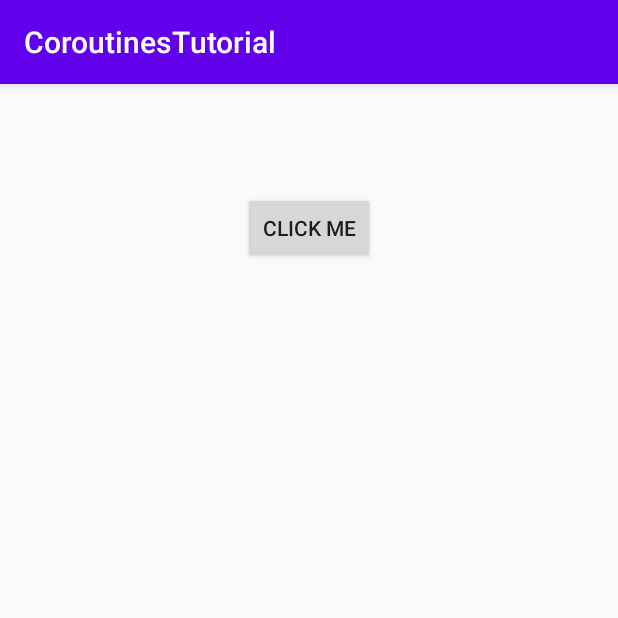
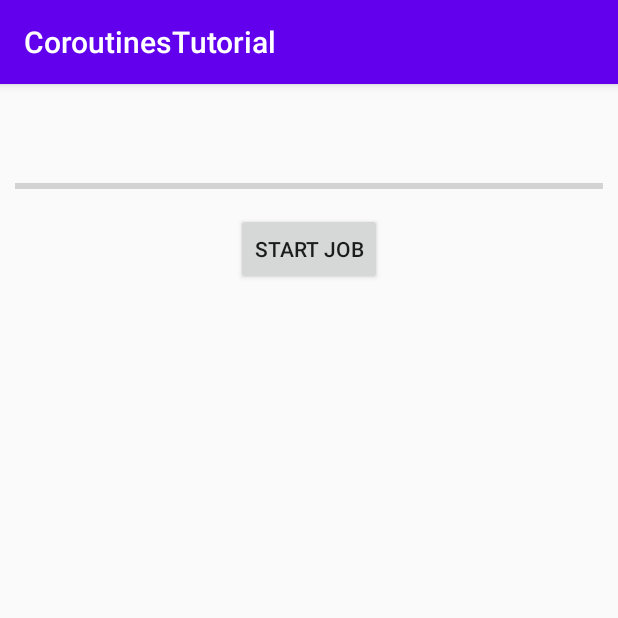
Before and after one commit to alqahtania/Kotlin-Coroutine, an Android app: the screen it shows after launch (MainActivity), on a phone screen of 412 x 824 dp, the top half of it. Run offline under Robolectric (Android 15) with nearby library versions, the phone set to English and light mode, and no system bars.

Commit message:
Completable job and coroutine job scope

```diff
--- a/app/src/main/res/layout/activity_main.xml
+++ b/app/src/main/res/layout/activity_main.xml
@@ -5,28 +5,49 @@
     xmlns:app="http://schemas.android.com/apk/res-auto"
     android:layout_width="match_parent"
     android:layout_height="match_parent"
-    tools:context=".MainActivity">
+    tools:context=".MainActivity"
+    android:padding="10dp">
 
-    <Button
-        android:layout_width="wrap_content"
+    <LinearLayout
+        android:layout_width="match_parent"
         android:layout_height="wrap_content"
-        android:text="Click me"
-        app:layout_constraintBottom_toBottomOf="parent"
         app:layout_constraintLeft_toLeftOf="parent"
         app:layout_constraintRight_toRightOf="parent"
         app:layout_constraintTop_toTopOf="parent"
-        app:layout_constraintVertical_bias=".1"
-        android:id="@+id/button_coroutine"
-        />
+        android:layout_marginTop="50dp"
+        android:id="@+id/layout1"
+        android:orientation="vertical"
+        android:gravity="center"
+        app:layout_constraintVertical_chainStyle="packed"
+        >
 
-    <TextView
-        android:layout_width="wrap_content"
-        android:layout_height="wrap_content"
-        app:layout_constraintBottom_toBottomOf="parent"
-        app:layout_constraintLeft_toLeftOf="parent"
-        app:layout_constraintRight_toRightOf="parent"
-        app:layout_constraintTop_toBottomOf="@+id/button_coroutine"
-        android:id="@+id/text"
-        />
+        <ProgressBar
+            android:layout_width="match_parent"
+            android:layout_height="wrap_content"
+            style="@style/Widget.AppCompat.ProgressBar.Horizontal"
+            android:id="@+id/job_progress_bar"
+            />
+
+        <Button
+            android:layout_width="wrap_content"
+            android:layout_height="wrap_content"
+            android:text="start Job"
+            android:id="@+id/job_button"
+            android:layout_marginTop="10dp"
+            />
+
+        <TextView
+            android:layout_width="wrap_content"
+            android:layout_height="wrap_content"
+            android:id="@+id/job_complete_text"
+            android:textColor="#000"
+            android:textSize="20sp"
+            android:layout_marginTop="20dp"
+            />
+
+    </LinearLayout>
+
+
+
 
 </androidx.constraintlayout.widget.ConstraintLayout>
```
Also changed, not shown: app/src/main/java/com/abdull/coroutinestutorial/MainActivity.kt (+58 -50 lines).
